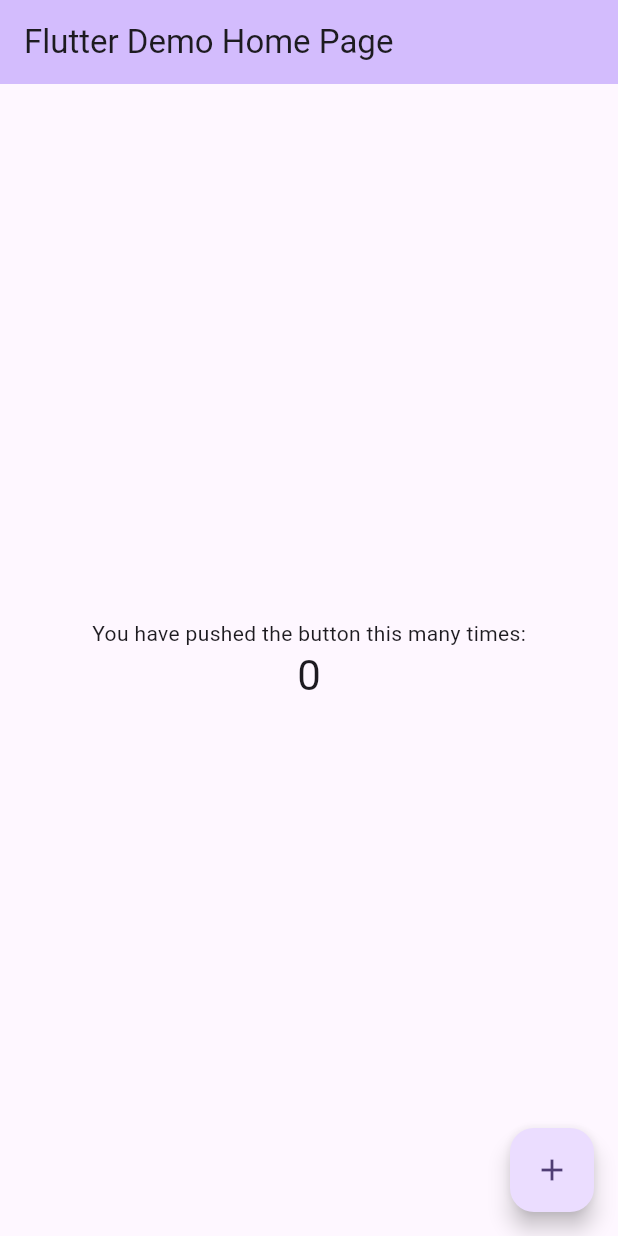
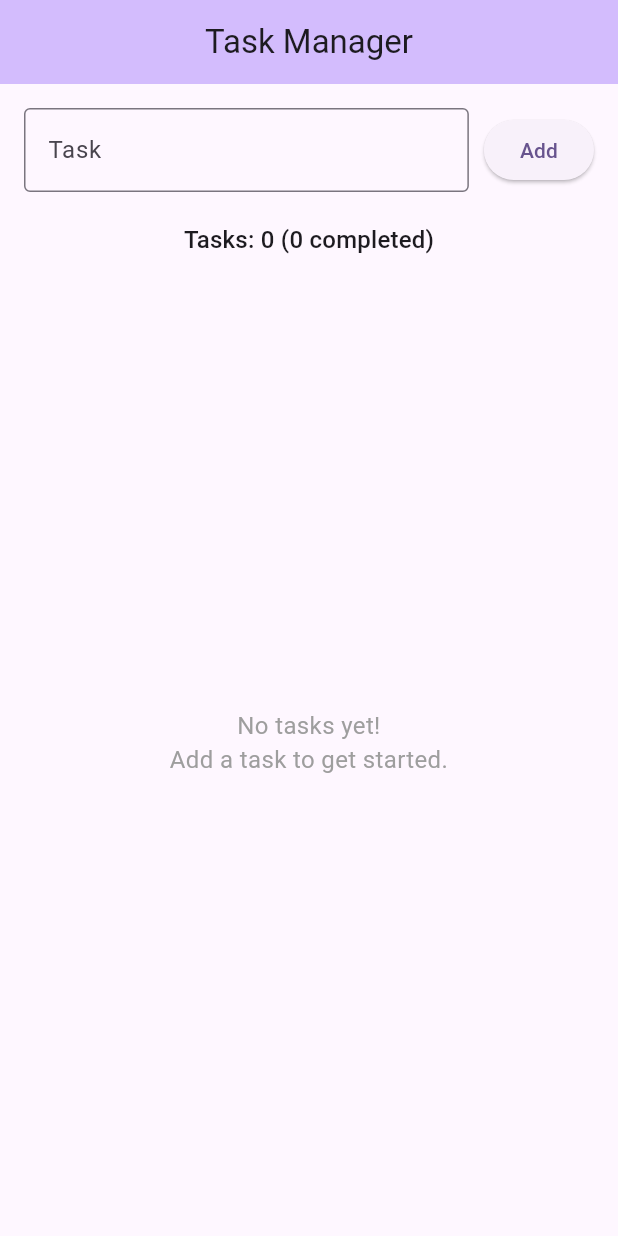
Before and after one commit to phitly/cw3, a Flutter app: the screen it shows after launch, on a phone screen of 412 x 824 dp. Run offline on Flutter 3.47's test engine with Material 3 defaults, Android fonts, the phone set to English and light mode, and no system bars.

Commit message:
project file

```diff
--- /dev/null
+++ b/github.txt
@@ -0,0 +1 @@
+ https://github.com/phitly/cw3.git
--- a/lib/main.dart
+++ b/lib/main.dart
@@ -4,119 +4,167 @@ void main() {
   runApp(const MyApp());
 }
 
+// Task model class
+class Task {
+  String name;
+  bool isCompleted;
+
+  Task({required this.name, this.isCompleted = false});
+}
+
 class MyApp extends StatelessWidget {
   const MyApp({super.key});
 
-  // This widget is the root of your application.
   @override
   Widget build(BuildContext context) {
     return MaterialApp(
-      title: 'Flutter Demo',
+      title: 'Task Manager',
       theme: ThemeData(
-        // This is the theme of your application.
-        //
-        // TRY THIS: Try running your application with "flutter run". You'll see
-        // the application has a purple toolbar. Then, without quitting the app,
-        // try changing the seedColor in the colorScheme below to Colors.green
-        // and then invoke "hot reload" (save your changes or press the "hot
-        // reload" button in a Flutter-supported IDE, or press "r" if you used
-        // the command line to start the app).
-        //
-        // Notice that the counter didn't reset back to zero; the application
-        // state is not lost during the reload. To reset the state, use hot
-        // restart instead.
-        //
-        // This works for code too, not just values: Most code changes can be
-        // tested with just a hot reload.
         colorScheme: ColorScheme.fromSeed(seedColor: Colors.deepPurple),
+        useMaterial3: true,
       ),
-      home: const MyHomePage(title: 'Flutter Demo Home Page'),
+      home: const TaskListScreen(),
     );
   }
 }
 
-class MyHomePage extends StatefulWidget {
-  const MyHomePage({super.key, required this.title});
-
-  // This widget is the home page of your application. It is stateful, meaning
-  // that it has a State object (defined below) that contains fields that affect
-  // how it looks.
-
-  // This class is the configuration for the state. It holds the values (in this
-  // case the title) provided by the parent (in this case the App widget) and
-  // used by the build method of the State. Fields in a Widget subclass are
-  // always marked "final".
-
-  final String title;
+// TaskListScreen - Main screen with task management functionality
+class TaskListScreen extends StatefulWidget {
+  const TaskListScreen({super.key});
 
   @override
-  State<MyHomePage> createState() => _MyHomePageState();
+  State<TaskListScreen> createState() => _TaskListScreenState();
 }
 
-class _MyHomePageState extends State<MyHomePage> {
-  int _counter = 0;
+class _TaskListScreenState extends State<TaskListScreen> {
+  // List to store all tasks
+  List<Task> _tasks = [];
 
-  void _incrementCounter() {
+  // Text controller for the input field
+  final TextEditingController _taskController = TextEditingController();
+
+  // Method to add a new task
+  void _addTask() {
+    if (_taskController.text.isNotEmpty) {
+      setState(() {
+        _tasks.add(Task(name: _taskController.text.trim()));
+        _taskController.clear();
+      });
+    }
+  }
+
+  // Method to toggle task completion status
+  void _toggleTaskCompletion(int index) {
     setState(() {
-      // This call to setState tells the Flutter framework that something has
-      // changed in this State, which causes it to rerun the build method below
-      // so that the display can reflect the updated values. If we changed
-      // _counter without calling setState(), then the build method would not be
-      // called again, and so nothing would appear to happen.
-      _counter++;
+      _tasks[index].isCompleted = !_tasks[index].isCompleted;
+    });
+  }
+
+  // Method to delete a task
+  void _deleteTask(int index) {
+    setState(() {
+      _tasks.removeAt(index);
     });
   }
 
   @override
+  void dispose() {
+    _taskController.dispose();
+    super.dispose();
+  }
+
+  @override
   Widget build(BuildContext context) {
-    // This method is rerun every time setState is called, for instance as done
-    // by the _incrementCounter method above.
-    //
-    // The Flutter framework has been optimized to make rerunning build methods
-    // fast, so that you can just rebuild anything that needs updating rather
-    // than having to individually change instances of widgets.
     return Scaffold(
       appBar: AppBar(
-        // TRY THIS: Try changing the color here to a specific color (to
-        // Colors.amber, perhaps?) and trigger a hot reload to see the AppBar
-        // change color while the other colors stay the same.
+        title: const Text('Task Manager'),
         backgroundColor: Theme.of(context).colorScheme.inversePrimary,
-        // Here we take the value from the MyHomePage object that was created by
-        // the App.build method, and use it to set our appbar title.
-        title: Text(widget.title),
+        centerTitle: true,
       ),
-      body: Center(
-        // Center is a layout widget. It takes a single child and positions it
-        // in the middle of the parent.
+      body: Padding(
+        padding: const EdgeInsets.all(16.0),
         child: Column(
-          // Column is also a layout widget. It takes a list of children and
-          // arranges them vertically. By default, it sizes itself to fit its
-          // children horizontally, and tries to be as tall as its parent.
-          //
-          // Column has various properties to control how it sizes itself and
-          // how it positions its children. Here we use mainAxisAlignment to
-          // center the children vertically; the main axis here is the vertical
-          // axis because Columns are vertical (the cross axis would be
-          // horizontal).
-          //
-          // TRY THIS: Invoke "debug painting" (choose the "Toggle Debug Paint"
-          // action in the IDE, or press "p" in the console), to see the
-          // wireframe for each widget.
-          mainAxisAlignment: MainAxisAlignment.center,
-          children: <Widget>[
-            const Text('You have pushed the button this many times:'),
+          children: [
+            // Task input section
+            Row(
+              children: [
+                Expanded(
+                  child: TextField(
+                    controller: _taskController,
+                    decoration: const InputDecoration(
+                      hintText: 'Enter task name',
+                      border: OutlineInputBorder(),
+                      labelText: 'Task',
+                    ),
+                    onSubmitted: (_) => _addTask(),
+                  ),
+                ),
+                const SizedBox(width: 10),
+                ElevatedButton(
+                  onPressed: _addTask,
+                  child: const Text('Add'),
+                ),
+              ],
+            ),
+            const SizedBox(height: 20),
+
+            // Task counter
             Text(
-              '$_counter',
-              style: Theme.of(context).textTheme.headlineMedium,
+              'Tasks: ${_tasks.length} (${_tasks.where((task) => task.isCompleted).length} completed)',
+              style: Theme.of(context).textTheme.titleMedium,
+            ),
+            const SizedBox(height: 10),
+
+            // Task list
+            Expanded(
+              child: _tasks.isEmpty
+                  ? const Center(
+                      child: Text(
+                        'No tasks yet!\nAdd a task to get started.',
+                        textAlign: TextAlign.center,
+                        style: TextStyle(
+                          fontSize: 16,
+                          color: Colors.grey,
+                        ),
+                      ),
+                    )
+                  : ListView.builder(
+                      itemCount: _tasks.length,
+                      itemBuilder: (context, index) {
+                        final task = _tasks[index];
+                        return Card(
+                          margin: const EdgeInsets.symmetric(vertical: 4),
+                          child: ListTile(
+                            leading: Checkbox(
+                              value: task.isCompleted,
+                              onChanged: (_) => _toggleTaskCompletion(index),
+                            ),
+                            title: Text(
+                              task.name,
+                              style: TextStyle(
+                                decoration: task.isCompleted
+                                    ? TextDecoration.lineThrough
+                                    : TextDecoration.none,
+                                color: task.isCompleted
+                                    ? Colors.grey
+                                    : null,
+                              ),
+                            ),
+                            trailing: IconButton(
+                              icon: const Icon(
+                                Icons.delete,
+                                color: Colors.red,
+                              ),
+                              onPressed: () => _deleteTask(index),
+                            ),
+                          ),
+                        );
+                      },
+                    ),
             ),
           ],
         ),
       ),
-      floatingActionButton: FloatingActionButton(
-        onPressed: _incrementCounter,
-        tooltip: 'Increment',
-        child: const Icon(Icons.add),
-      ), // This trailing comma makes auto-formatting nicer for build methods.
     );
   }
 }
```
